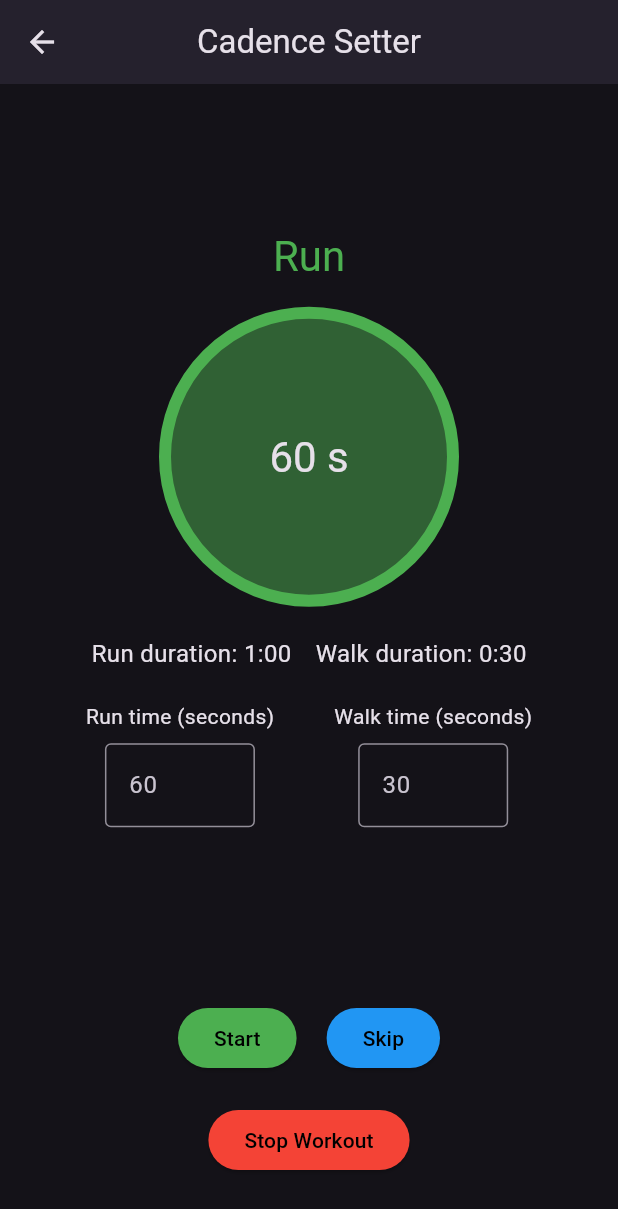
After one commit to sirauronmach3/c25k_app, a Flutter app: the screen it shows after launch, after a tap on "Cadence Screen", on a phone screen of 412 x 824 dp. The commit adds this screen. Shown: the top 1209 px of the screen. Run offline on Flutter 3.47's test engine with Material 3 defaults, Android fonts, the phone set to English and light mode, and no system bars; our stand-ins replace flutter_tts, shared_preferences, vibration, wakelock_plus; missing offline and left inert: flutter_background.

Commit message:
Add manual cadence functionality. (#3)
* created cadence screen

* added a temporary file to move to either the workout list screen or the cadence screen

```diff
--- a/lib/main.dart
+++ b/lib/main.dart
@@ -1,3 +1,4 @@
+import 'package:c25k_app/screens/temp_selector_page.dart';
 import 'package:flutter/material.dart';
 import 'package:flutter_background/flutter_background.dart';
 import 'screens/home_screen.dart';
@@ -32,7 +33,7 @@ class C25KApp extends StatelessWidget {
         visualDensity: VisualDensity.adaptivePlatformDensity,
         brightness: Brightness.dark,
       ),
-      home: const HomeScreen(),
+      home: TempSelectorPage(),
     );
   }
 }
--- a/lib/models/interval.dart
+++ b/lib/models/interval.dart
@@ -1,3 +1,7 @@
+import 'dart:ui';
+
+import 'package:flutter/material.dart';
+
 class Interval {
   final String activityType; // "walk", "run", "warmup", "cooldown"
   final int durationMinutes;
@@ -5,8 +9,8 @@ class Interval {
 
   const Interval({
     required this.activityType,
-    this.durationMinutes = 0,
-    this.durationSeconds = 0,
+    required this.durationMinutes,
+    required this.durationSeconds,
   });
 
   int get totalSeconds => (durationMinutes * 60) + durationSeconds;
@@ -26,4 +30,45 @@ class Interval {
       'durationSeconds': durationSeconds,
     };
   }
+
+  Color getColorForActivityType() {
+    switch (this.activityType) {
+      case 'warmup':
+        return Colors.yellow;
+      case 'run':
+        return Colors.green;
+      case 'walk':
+        return Colors.blue;
+      case 'cooldown':
+        return Colors.purple;
+      default:
+        return Colors.grey;
+    }
+  }
+
+  String getActivityLabel() {
+    switch (this.activityType) {
+      case 'warmup':
+        return 'Warm Up';
+      case 'run':
+        return 'Run';
+      case 'walk':
+        return 'Walk';
+      case 'cooldown':
+        return 'Cool Down';
+      default:
+        return this.activityType;
+    }
+  }
+
+  String formatDuration() {
+    return '$durationMinutes:${durationSeconds.toString().padLeft(2, '0')}';
+  }
+
+  @override
+  String toString() {
+    return '${getActivityLabel()}, ${formatDuration()}';
+  }
 }
+
+enum ActivityType { warmup, run, walk, cooldown }
--- /dev/null
+++ b/lib/screens/cadence_screen.dart
@@ -0,0 +1,269 @@
+import 'dart:async';
+
+import 'package:c25k_app/models/interval.dart' as app;
+import 'package:c25k_app/services/notification_service.dart';
+import 'package:c25k_app/widgets/custom_app_bar.dart';
+import 'package:flutter/material.dart';
+
+/// Screen for setting a cadence of run and walk intervals.
+/// Allows selecting the run and walk intervals seperately, and also optionally the total duration of the workout.
+/// The values are set at the bottom of the screen, and a start button is provided to start the workout with the selected values.
+///
+/// The cadence is displayed in the top half of the screen, with the current activity type and remaining time for that activity.
+
+class CadenceScreen extends StatefulWidget {
+  const CadenceScreen({Key? key}) : super(key: key);
+
+  @override
+  _CadenceScreenState createState() => _CadenceScreenState();
+}
+
+class _CadenceScreenState extends State<CadenceScreen> {
+  late List<app.Interval> intervals;
+  late app.Interval currentInterval;
+  bool isRunning = false;
+  late Timer? timer;
+  final NotificationService _notificationService = NotificationService();
+  late int remainingSeconds;
+  int currentIntervalIndex = 0;
+
+  @override
+  void initState() {
+    intervals = [
+      app.Interval(activityType: 'run', durationMinutes: 1, durationSeconds: 0),
+      app.Interval(
+        activityType: 'walk',
+        durationMinutes: 0,
+        durationSeconds: 30,
+      ),
+    ];
+    currentInterval = intervals[0];
+    timer = null;
+    setRemainingSeconds();
+    super.initState();
+  }
+
+  @override
+  void dispose() {
+    timer?.cancel();
+    super.dispose();
+  }
+
+  void setRemainingSeconds() {
+    if (!isRunning) {
+      remainingSeconds = intervals[0].totalSeconds;
+    } else {
+      currentIntervalIndex = (currentIntervalIndex + 1) % intervals.length;
+      currentInterval = intervals[currentIntervalIndex];
+      remainingSeconds = currentInterval.totalSeconds;
+    }
+  }
+
+  void _startTimer() {
+    if (timer?.isActive ?? false) return;
+    setState(() => isRunning = true);
+    timer = Timer.periodic(const Duration(seconds: 1), (_) {
+      if (!mounted) return;
+      setState(() {
+        if (remainingSeconds > 0) {
+          remainingSeconds--;
+        } else {
+          _nextInterval();
+        }
+      });
+    });
+  }
+
+  void _pauseTimer() {
+    timer?.cancel();
+    setState(() => isRunning = false);
+  }
+
+  void _toggleTimer() {
+    if (isRunning) {
+      _pauseTimer();
+    } else {
+      _startTimer();
+    }
+  }
+
+  void _nextInterval() {
+    currentIntervalIndex = (currentIntervalIndex + 1) % intervals.length;
+    currentInterval = intervals[currentIntervalIndex];
+    remainingSeconds = currentInterval.totalSeconds;
+  }
+
+  void _skipInterval() {
+    setState(() => _nextInterval());
+  }
+
+  void _stopWorkout() {
+    timer?.cancel();
+    setState(() {
+      isRunning = false;
+      currentIntervalIndex = 0;
+      currentInterval = intervals[0];
+      remainingSeconds = currentInterval.totalSeconds;
+    });
+  }
+
+  @override
+  Widget build(BuildContext context) {
+    return Scaffold(
+      appBar: CustomAppBar(title: "Cadence Setter"),
+      body: Center(
+        child: Column(
+          mainAxisAlignment: MainAxisAlignment.spaceBetween,
+          children: [
+            Expanded(
+              child: Column(
+                mainAxisAlignment: MainAxisAlignment.center,
+                children: [
+                  Text(
+                    currentInterval.getActivityLabel(),
+                    style: Theme.of(context).textTheme.headlineMedium?.copyWith(
+                      color: currentInterval.getColorForActivityType(),
+                    ),
+                  ),
+                  const SizedBox(height: 16),
+                  Container(
+                    width: 200,
+                    height: 200,
+                    decoration: BoxDecoration(
+                      shape: BoxShape.circle,
+                      color: currentInterval
+                          .getColorForActivityType()
+                          .withOpacity(0.5),
+                      border: Border.all(
+                        color: currentInterval.getColorForActivityType(),
+                        width: 8,
+                      ),
+                    ),
+                    child: Center(
+                      child: Text(
+                        '$remainingSeconds s',
+                        style: Theme.of(context).textTheme.headlineMedium,
+                      ),
+                    ),
+                  ),
+                  SizedBox(height: 20),
+                  Row(
+                    mainAxisAlignment: MainAxisAlignment.center,
+                    children: [
+                      Text(
+                        "Run duration: ${intervals[0].formatDuration()}",
+                        style: TextStyle(fontSize: 16),
+                      ),
+                      SizedBox(width: 16),
+                      Text(
+                        "Walk duration: ${intervals[1].formatDuration()}",
+                        style: TextStyle(fontSize: 16),
+                      ),
+                    ],
+                  ),
+                  SizedBox(height: 20),
+                  Row(
+                    mainAxisAlignment: MainAxisAlignment.center,
+                    children: [
+                      Column(
+                        children: [
+                          Text("Run time (seconds)"),
+                          SizedBox(height: 8),
+                          SizedBox(
+                            width: 100,
+                            child: TextField(
+                              decoration: InputDecoration(
+                                hintText: intervals[0].totalSeconds.toString(),
+                                border: OutlineInputBorder(),
+                              ),
+                              onChanged: (value) {
+                                setState(() {
+                                  intervals[0] = app.Interval(
+                                    activityType: intervals[0].activityType,
+                                    durationMinutes: 0,
+                                    durationSeconds: int.tryParse(value) ?? 0,
+                                  );
+                                });
+                              },
+                            ),
+                          ),
+                        ],
+                      ),
+                      SizedBox(width: 40),
+                      Column(
+                        children: [
+                          Text("Walk time (seconds)"),
+                          SizedBox(height: 8),
+                          SizedBox(
+                            width: 100,
+                            child: TextField(
+                              decoration: InputDecoration(
+                                hintText: intervals[1].totalSeconds.toString(),
+                                border: OutlineInputBorder(),
+                              ),
+                              onChanged: (value) {
+                                setState(() {
+                                  intervals[1] = app.Interval(
+                                    activityType: intervals[1].activityType,
+                                    durationMinutes: 0,
+                                    durationSeconds: int.tryParse(value) ?? 0,
+                                  );
+                                });
+                              },
+                            ),
+                          ),
+                        ],
+                      ),
+                    ],
+                  ),
+                  SizedBox(height: 20),
+                ],
+              ),
+            ),
+            Column(
+              children: [
+                Row(
+                  mainAxisAlignment: MainAxisAlignment.center,
+                  children: [
+                    ElevatedButton(
+                      onPressed: _toggleTimer,
+                      child: Text(
+                        isRunning ? "Pause" : "Start",
+                        style: TextStyle(color: Colors.black),
+                      ),
+                      style: ElevatedButton.styleFrom(
+                        backgroundColor:
+                            isRunning ? Colors.orange : Colors.green,
+                      ),
+                    ),
+                    SizedBox(width: 20),
+                    ElevatedButton(
+                      onPressed: _skipInterval,
+                      style: ElevatedButton.styleFrom(
+                        backgroundColor: Colors.blue,
+                      ),
+                      child: Text(
+                        "Skip",
+                        style: TextStyle(color: Colors.black),
+                      ),
+                    ),
+                  ],
+                ),
+                SizedBox(height: 20),
+                ElevatedButton(
+                  onPressed: _stopWorkout,
+                  style: ElevatedButton.styleFrom(backgroundColor: Colors.red),
+                  child: Text(
+                    "Stop Workout",
+                    style: TextStyle(color: Colors.black),
+                  ),
+                ),
+              ],
+            ),
+            SizedBox(height: 40),
+          ],
+        ),
+      ),
+    );
+  }
+}
--- /dev/null
+++ b/lib/screens/temp_selector_page.dart
@@ -0,0 +1,41 @@
+import 'package:c25k_app/screens/cadence_screen.dart';
+import 'package:c25k_app/screens/home_screen.dart';
+import 'package:flutter/material.dart';
+
+class TempSelectorPage extends StatelessWidget {
+  @override
+  Widget build(BuildContext context) {
+    return Scaffold(
+      appBar: AppBar(title: Text('Temperature Selector')),
+      body: Center(
+        child: Column(
+          mainAxisAlignment: MainAxisAlignment.center,
+          children: [
+            Text('Scheduled Run', style: TextStyle(fontSize: 24)),
+            SizedBox(height: 20),
+            ElevatedButton(
+              onPressed: () {
+                Navigator.push(
+                  context,
+                  MaterialPageRoute(builder: (context) => const HomeScreen()),
+                );
+              },
+              child: Text('Home Screen'),
+            ),
+            SizedBox(height: 20),
+            Text("Cadence setter", style: TextStyle(fontSize: 24)),
+            ElevatedButton(
+              onPressed: () {
+                Navigator.push(
+                  context,
+                  MaterialPageRoute(builder: (context) => CadenceScreen()),
+                );
+              },
+              child: Text('Cadence Screen'),
+            ),
+          ],
+        ),
+      ),
+    );
+  }
+}
```
Also changed, not shown: lib/screens/workout_screen.dart (+2 -34 lines), pubspec.lock.
